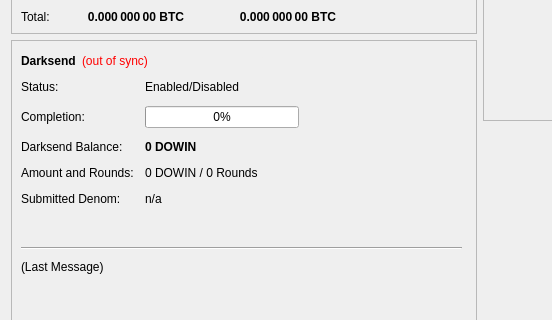
Above: src/qt/forms/overviewpage.ui from gooddeedcoin/gdc2 before the change; both pictures show x 0 to 552 and y 182 to 502 of the 960 by 585 pixel window. Below: the same form after it.
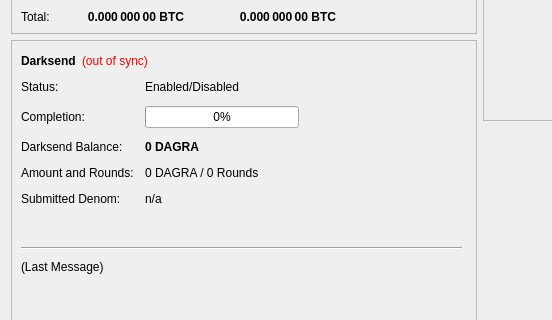
That is the form after the change.

The edit to the form file:
```diff
--- a/src/qt/forms/overviewpage.ui
+++ b/src/qt/forms/overviewpage.ui
@@ -474,7 +474,7 @@
               </font>
              </property>
              <property name="text">
-              <string notr="true">0 DOWIN</string>
+              <string notr="true">0 DAGRA</string>
              </property>
             </widget>
            </item>
@@ -488,7 +488,7 @@
            <item row="3" column="1">
             <widget class="QLabel" name="labelAmountRounds">
              <property name="text">
-              <string>0 DOWIN / 0 Rounds</string>
+              <string>0 DAGRA / 0 Rounds</string>
              </property>
             </widget>
            </item>
```
Left out of the diff: 6 changed lines with no effect on the pictures.
